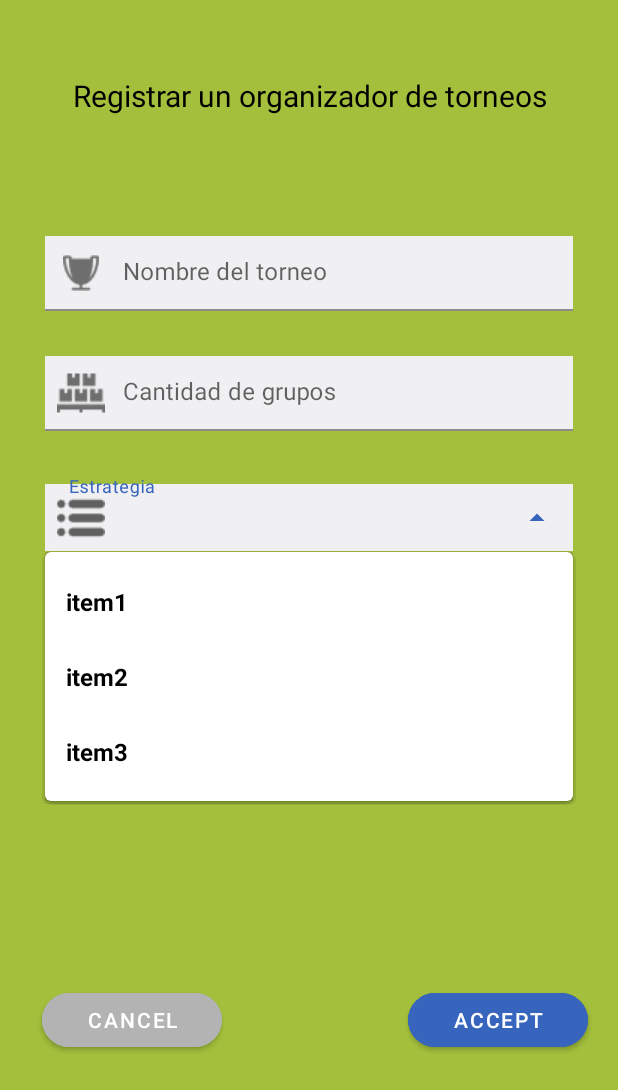
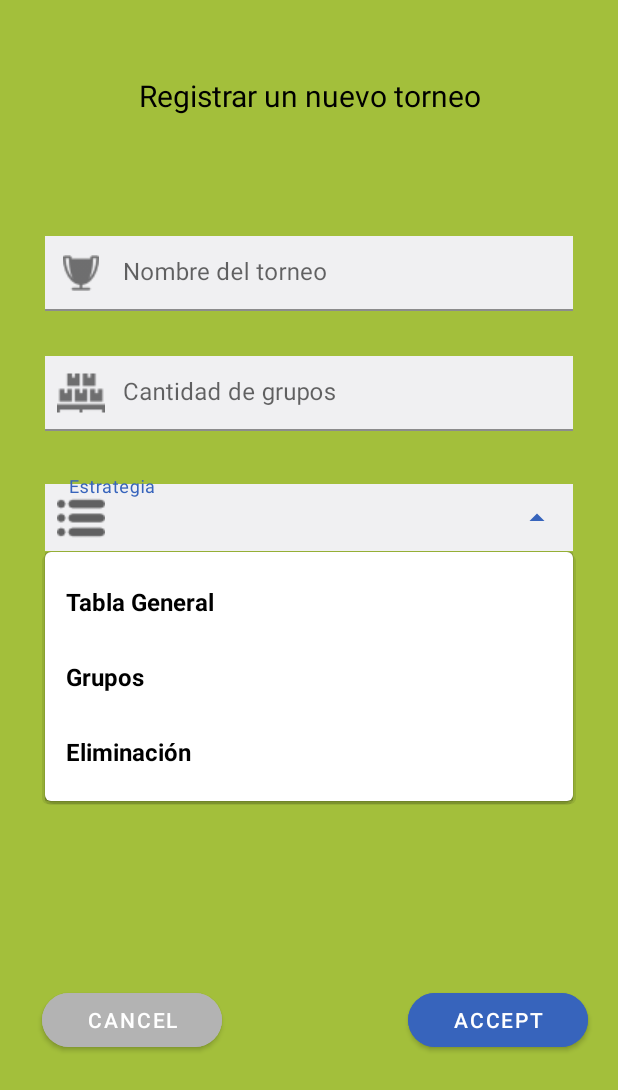
Before and after one commit to Mobile-Heroes/mytournament, an Android app: the screen it shows after launch (create_tournament), after a tap on an icon or button, on a phone screen of 412 x 824 dp. Shown: the top 1090 px of the screen. Run offline under Robolectric (Android 15) with nearby library versions, the phone set to English and light mode, and no system bars.

Commit message:
Agregar parte lógica de la funcionalidad

```diff
--- a/app/src/main/java/com/mobile/heroes/mytournament/create_tournament.kt
+++ b/app/src/main/java/com/mobile/heroes/mytournament/create_tournament.kt
@@ -4,26 +4,40 @@ import android.icu.number.NumberFormatter
 import androidx.appcompat.app.AppCompatActivity
 import android.os.Bundle
 import android.view.View
-import android.widget.AdapterView
-import android.widget.ArrayAdapter
-import android.widget.AutoCompleteTextView
+import android.widget.*
+import com.google.android.material.textfield.TextInputEditText
 import com.google.android.material.textfield.TextInputLayout
 
 class create_tournament : AppCompatActivity() {
 
-    lateinit var tilTournamentType: TextInputLayout
+    lateinit var tietTournamentName: TextInputEditText
+    lateinit var tietGroupQuantity: TextInputEditText
     lateinit var actvSelectStrategy: AutoCompleteTextView
     lateinit var strategyTournament: Array<String>
     lateinit var itemAdapter: ArrayAdapter<String>
+    lateinit var btnCancel: Button
+    lateinit var btnAccept: Button
 
     override fun onCreate(savedInstanceState: Bundle?) {
         super.onCreate(savedInstanceState)
         setContentView(R.layout.activity_create_tournament)
 
-        tilTournamentType = findViewById(R.id.tilTournamentType)
+        var groupQuantity: Int = 0
+        var tournamentName: String = ""
+        var selectStrategy: String = ""
+
+        tietTournamentName = findViewById(R.id.tietTournamentName)
+        tietGroupQuantity = findViewById(R.id.tietGroupQuantity)
         actvSelectStrategy = findViewById(R.id.actvSelectStrategy)
+        btnCancel = findViewById(R.id.btnCancel)
+        btnAccept = findViewById(R.id.btnAccept)
 
-        strategyTournament = arrayOf<String>("item1", "item2", "item3")
+        //Se genera el dropdown de formatos de torneos
+        strategyTournament = arrayOf<String>(
+            "Tabla General",
+            "Grupos",
+            "Eliminación"
+        )
         itemAdapter = ArrayAdapter<String>(
             this,
             R.layout.dropdown_tournament_types,
@@ -33,5 +47,17 @@ class create_tournament : AppCompatActivity() {
         actvSelectStrategy.setOnItemClickListener { p0, p1, p2, p3 ->
             val selectedItem: String? = p0?.toString()
         }
+
+        btnAccept.setOnClickListener{
+            try {
+                groupQuantity = tietGroupQuantity.text.toString().toInt()
+            } catch (nfe: NumberFormatException) {
+                Toast.makeText(
+                    applicationContext,
+                    "Por favor escribir un número valido, sin caracteres especiales",
+                    Toast.LENGTH_LONG
+                ).show()
+            }
+        }
     }
 }
--- a/app/src/main/res/layout/activity_create_tournament.xml
+++ b/app/src/main/res/layout/activity_create_tournament.xml
@@ -15,7 +15,7 @@
         android:layout_marginEnd="20dp"
         android:layout_marginTop="50dp"
         android:gravity="center"
-        android:text="Registrar un organizador de torneos"
+        android:text="Registrar un nuevo torneo"
         android:textColor="@color/black"
         android:textSize="20sp"
         app:layout_constraintEnd_toEndOf="parent"
@@ -26,18 +26,22 @@
         android:id="@+id/tiTournamentName"
         android:layout_width="match_parent"
         android:layout_height="50dp"
-        android:inputType="text"
         android:layout_marginTop="80dp"
         android:layout_marginStart="30dp"
         android:layout_marginEnd="30dp"
-        android:hint="Nombre del torneo"
         app:startIconDrawable="@drawable/tournament"
         app:layout_constraintEnd_toEndOf="parent"
         app:layout_constraintStart_toStartOf="parent"
         app:layout_constraintTop_toBottomOf="@+id/textView">
         <com.google.android.material.textfield.TextInputEditText
+            android:id="@+id/tietTournamentName"
             android:layout_width="match_parent"
             android:layout_height="match_parent"
+            android:hint="Nombre del torneo"
+            android:maxLines="1"
+            android:inputType="text"
+            android:singleLine="true"
+            android:nextFocusForward="@id/tietGroupQuantity"
             android:background="@color/gris"
             android:ems="10">
         </com.google.android.material.textfield.TextInputEditText>
@@ -51,14 +55,19 @@
         android:layout_marginTop="30dp"
         android:layout_marginStart="30dp"
         android:layout_marginEnd="30dp"
-        android:hint="Cantidad de grupos"
         app:startIconDrawable="@drawable/quantity_icon"
         app:layout_constraintEnd_toEndOf="parent"
         app:layout_constraintStart_toStartOf="parent"
         app:layout_constraintTop_toBottomOf="@+id/tiTournamentName">
         <com.google.android.material.textfield.TextInputEditText
+            android:id="@+id/tietGroupQuantity"
             android:layout_width="match_parent"
             android:layout_height="match_parent"
+            android:hint="Cantidad de grupos"
+            android:maxLines="1"
+            android:nextFocusForward="@id/actvSelectStrategy"
+            android:inputType="number"
+            android:singleLine="true"
             android:background="@color/gris"
             android:ems="10">
         </com.google.android.material.textfield.TextInputEditText>
@@ -77,11 +86,13 @@
         app:layout_constraintEnd_toEndOf="parent"
         app:layout_constraintStart_toStartOf="parent"
         app:layout_constraintTop_toBottomOf="@+id/tiQuantityTeam">
-
         <AutoCompleteTextView
             android:id="@+id/actvSelectStrategy"
             android:layout_width="match_parent"
             android:layout_height="match_parent"
+            android:maxLines="1"
+            android:inputType="text"
+            android:singleLine="true"
             android:hint="Estrategia"
             android:background="@color/gris"
             android:ems="10"/>
```
